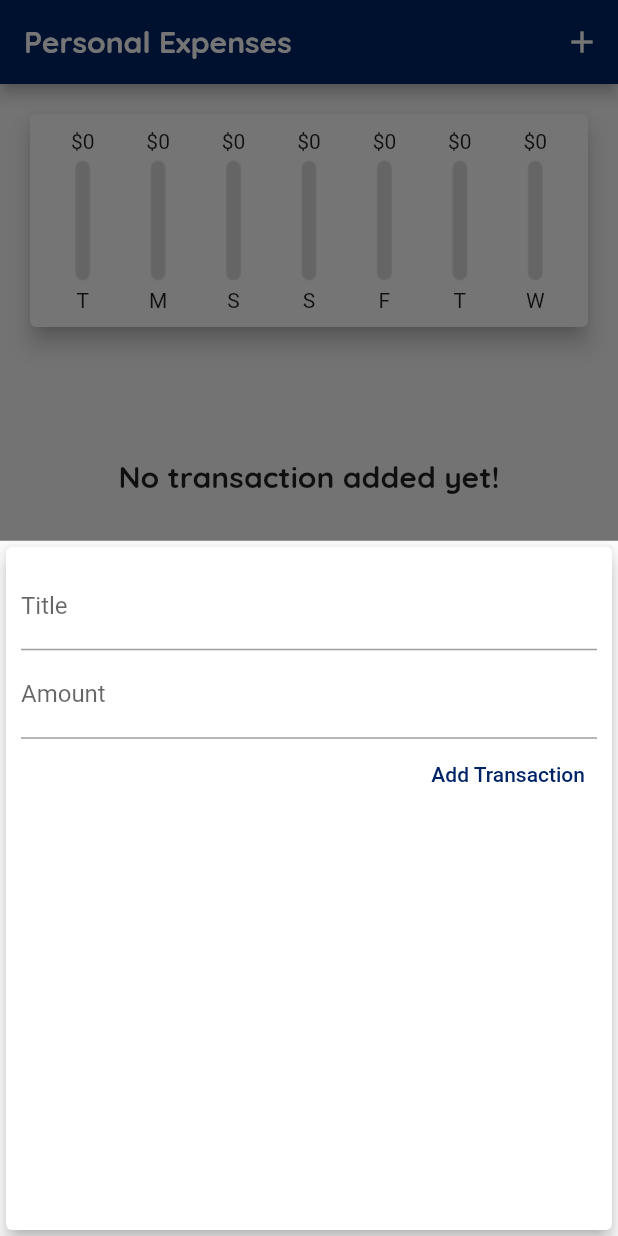
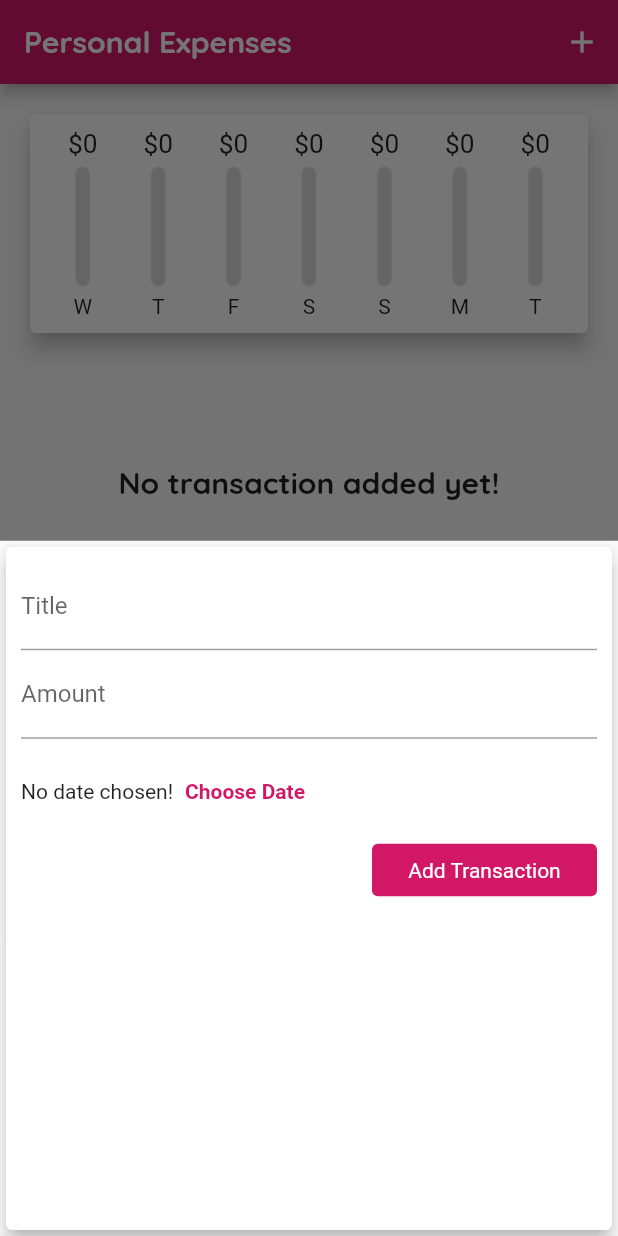
Before and after one commit to sangeeta2701/expenses-planner, a Flutter app: the screen it shows after launch, after a tap on the "add" icon, on a phone screen of 412 x 824 dp. Run offline on Flutter 3.47's test engine with Material 2 defaults, Android fonts, the phone set to English and light mode, and no system bars; our stand-ins replace google_fonts.

Commit message:
Expenses Planner

```diff
--- a/lib/utils/constants.dart
+++ b/lib/utils/constants.dart
@@ -1,7 +1,7 @@
 import 'package:flutter/material.dart';
 
-const Color appUiThemeColor = Color.fromRGBO(0, 35, 102, 1);
-const Color appUiBorderGreyColor = Color.fromRGBO(229, 228,226, 1);
+const Color appUiThemeColor = Color.fromRGBO(209, 23, 102, 1);
+const Color appUiBorderGreyColor = Color.fromRGBO(229, 228, 226, 1);
 const Color appUiLightColor = Colors.white;
 const Color appUiDarkColor = Colors.black;
 const Color appUiGreyColor = Colors.grey;
--- a/lib/widgets/chart.dart
+++ b/lib/widgets/chart.dart
@@ -28,7 +28,7 @@ class Chart extends StatelessWidget {
         'day': DateFormat.E().format(weekDay).substring(0, 1),
         'amount': totalSum
       };
-    });
+    }).reversed.toList();
   }
 
   double get totalSpending {
--- a/lib/widgets/chart_bar.dart
+++ b/lib/widgets/chart_bar.dart
@@ -12,7 +12,10 @@ class ChartBar extends StatelessWidget {
   Widget build(BuildContext context) {
     return Column(
       children: [
-        FittedBox(child: Text('\$${spendingAmount.toStringAsFixed(0)}')),
+        SizedBox(
+            height: 20,
+            child: FittedBox(
+                child: Text('\$${spendingAmount.toStringAsFixed(0)}'))),
         Padding(
           padding: const EdgeInsets.only(top: 5.0),
           child: SizedBox(
--- a/lib/widgets/new_transactions.dart
+++ b/lib/widgets/new_transactions.dart
@@ -51,11 +51,40 @@ class _NewTransactionState extends State<NewTransaction> {
               ),
               onSubmitted: (_) => submitData(),
             ),
-            TextButton(
-              onPressed: submitData,
-              child: Text(
-                "Add Transaction",
-                style: TextStyle(color: appUiThemeColor),
+            SizedBox(
+              height: 70,
+              child: Row(
+                children: [
+                  Text("No date chosen!"),
+                  TextButton(
+                    onPressed: () {},
+                    child: Text(
+                      "Choose Date",
+                      style: TextStyle(
+                          color: appUiThemeColor, fontWeight: FontWeight.bold),
+                    ),
+                  ),
+                ],
+              ),
+            ),
+            Align(
+              alignment: Alignment.centerRight,
+              child: GestureDetector(
+                onTap: submitData,
+                child: Container(
+                  height: 35,
+                  width: 150,
+                  decoration: BoxDecoration(
+                    borderRadius: BorderRadius.circular(4),
+                    color: appUiThemeColor,
+                  ),
+                  child: Center(
+                    child: Text(
+                      "Add Transaction",
+                      style: TextStyle(color: appUiLightColor),
+                    ),
+                  ),
+                ),
               ),
             ),
           ],
--- a/lib/widgets/transaction_list.dart
+++ b/lib/widgets/transaction_list.dart
@@ -1,3 +1,4 @@
+import 'package:expenses_planner/utils/constants.dart';
 import 'package:flutter/material.dart';
 import 'package:google_fonts/google_fonts.dart';
 import 'package:intl/intl.dart';
@@ -40,6 +41,7 @@ class TransactionList extends StatelessWidget {
                   margin: EdgeInsets.symmetric(vertical: 8, horizontal: 5),
                   child: ListTile(
                     leading: CircleAvatar(
+                      backgroundColor: appUiThemeColor,
                       radius: 30,
                       child: Padding(
                         padding: const EdgeInsets.all(10.0),
```
